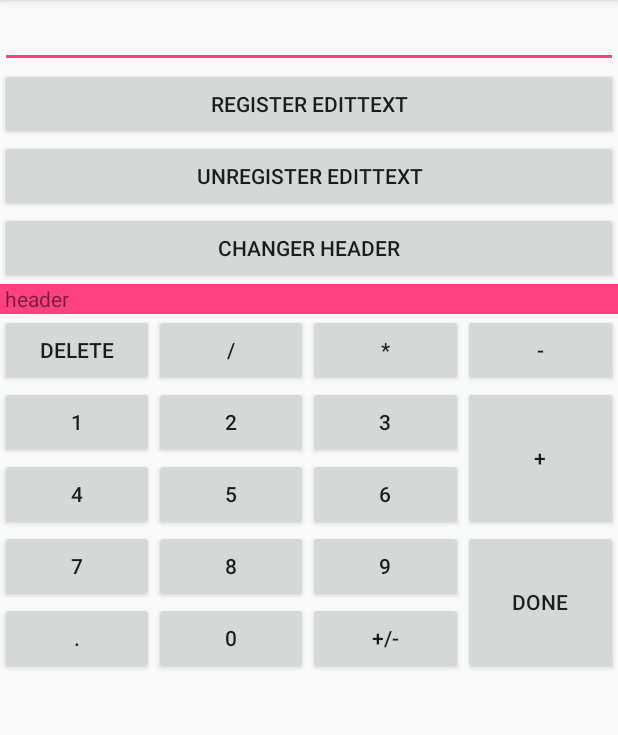
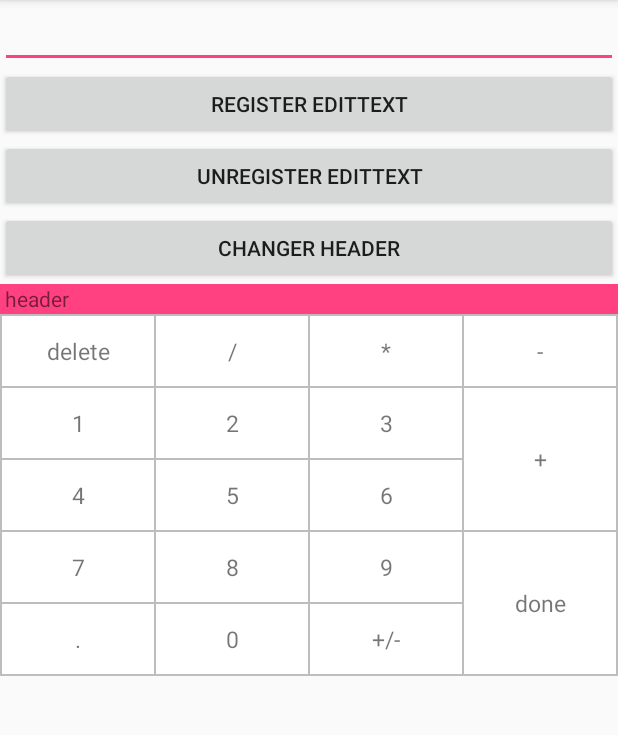
Before and after one commit to qsxs/CalculatorInputMethod, an Android app: the screen it shows after launch (MainActivity), on a phone screen of 412 x 824 dp, the part 84-819 px from its top. Run offline under Robolectric (Android 15) with nearby library versions, the phone set to English and light mode, and no system bars.

Commit message:
bottomSheet模式下增加默认显示与否支持。 布局改为GridLayout

```diff
--- a/app/build.gradle
+++ b/app/build.gradle
@@ -24,12 +24,9 @@ android {
 
 dependencies {
     implementation fileTree(include: ['*.jar'], dir: 'libs')
-    implementation "org.jetbrains.kotlin:kotlin-stdlib-jdk8:$kotlin_version"
-    implementation 'com.android.support:appcompat-v7:27.1.1'
-    implementation 'com.android.support.constraint:constraint-layout:1.0.2'
+    implementation "org.jetbrains.kotlin:kotlin-stdlib-jdk7:$kotlin_version"
     testImplementation 'junit:junit:4.12'
     androidTestImplementation 'com.android.support.test:runner:1.0.1'
     androidTestImplementation 'com.android.support.test.espresso:espresso-core:3.0.1'
-    implementation 'com.android.support:design:27.1.1'
     implementation project(':library')
 }
--- a/app/src/main/res/layout/activity_bottom_sheet.xml
+++ b/app/src/main/res/layout/activity_bottom_sheet.xml
@@ -48,6 +48,7 @@
         android:background="@color/design_bottom_navigation_shadow_color"
         app:header="@layout/header"
         app:hideable="false"
+        app:show="true"
         tools:behavior_peekHeight="200dp" />
     <!--app:layout_behavior="@string/bottom_sheet_behavior"-->
     <!--tools:behavior_peekHeight="200dp" />-->
--- a/library/src/main/java/com/lihb/library/KeyBoardView.kt
+++ b/library/src/main/java/com/lihb/library/KeyBoardView.kt
@@ -14,9 +14,9 @@ import android.text.TextUtils
 import android.util.AttributeSet
 import android.view.*
 import android.view.View.OnClickListener
-import android.widget.Button
 import android.widget.EditText
 import android.widget.LinearLayout
+import android.widget.TextView
 import com.lihb.library.util.CalculatorUtil
 
 
@@ -28,6 +28,7 @@ open class KeyBoardView : LinearLayout {
     private var onButtonClickListener: OnButtonClickListener? = null
     private var behavior: BottomSheetBehavior<KeyBoardView>? = null
     private var hideable: Boolean = false
+    private var show: Boolean = false
 
     enum class Action {
         DELETE,
@@ -132,6 +133,7 @@ open class KeyBoardView : LinearLayout {
         init(context, attrs)
     }
 
+    @RequiresApi(Build.VERSION_CODES.HONEYCOMB)
     constructor(context: Context, attrs: AttributeSet, defStyleAttr: Int) : super(context, attrs, defStyleAttr) {
         init(context, attrs)
     }
@@ -151,6 +153,11 @@ open class KeyBoardView : LinearLayout {
         super.onLayout(changed, l, t, r, b)
         //这里最早得知headerView的高度
         initPeekHeight()
+        if (show) {
+            behavior?.state = BottomSheetBehavior.STATE_EXPANDED
+        } else {
+            behavior?.state = BottomSheetBehavior.STATE_COLLAPSED
+        }
     }
 
 
@@ -160,6 +167,7 @@ open class KeyBoardView : LinearLayout {
             val a = context.obtainStyledAttributes(attrs, R.styleable.KeyBoardView, 0, 0)
             val header = a.getResourceId(R.styleable.KeyBoardView_header, 0)
             hideable = a.getBoolean(R.styleable.KeyBoardView_hideable, false)
+            show = a.getBoolean(R.styleable.KeyBoardView_show, false)
             a.recycle()
 
             setHeaderView(header)
@@ -168,13 +176,26 @@ open class KeyBoardView : LinearLayout {
         contentView = LayoutInflater.from(context).inflate(R.layout.view_keyboard, this, false)
         addView(contentView)
         initViews()
+
+//        var textView = contentView?.findViewById<TextView>(R.id.delete)
+//        val html = "<img src='" + R.drawable.keyboard_delete + "'/>"
+//        val reslut = Html.fromHtml(html, Html.ImageGetter { s ->
+//            //获取资源ID
+//            val resId = Integer.parseInt(s)
+//            //装载图像资源
+//            val drawable = resources.getDrawable(resId)
+//            //设置图像按原始大小显示
+//            drawable.setBounds(0, 0, drawable.intrinsicWidth, drawable.intrinsicHeight)
+//            drawable
+//        }, null)
+//        textView?.text = reslut
     }
 
     private fun initViews() {
-        val buttons = ArrayList<Button>()
-        getButtons(contentView as ViewGroup, buttons)
+        val buttons = ArrayList<TextView>()
+        getTextViews(contentView as ViewGroup, buttons)
         val onClickListener = OnClickListener {
-            onButtonClick(it as Button)
+            onButtonClick(it)
             onButtonClickListener?.onButtonClick(it)
         }
         for (button in buttons) {
@@ -214,7 +235,7 @@ open class KeyBoardView : LinearLayout {
         behavior?.peekHeight = if (hideable) 0 else height
     }
 
-    private fun onButtonClick(button: Button) {
+    private fun onButtonClick(button: View) {
         when (button.id) {
             R.id.done -> doAction(Action.DONE, button)
             R.id.add -> doAction(Action.ADD, button)
@@ -224,7 +245,7 @@ open class KeyBoardView : LinearLayout {
             R.id.decimal -> onDecimalClick(button)
             R.id.opposite -> onOppositeClick(button)
             else ->
-                editText?.text?.insert(editText!!.selectionStart, button.text)
+                editText?.text?.insert(editText!!.selectionStart, (button as TextView).text)
 
         }
     }
@@ -232,7 +253,7 @@ open class KeyBoardView : LinearLayout {
     /**
      * 点击取反
      */
-    private fun onOppositeClick(button: Button) {
+    private fun onOppositeClick(button: View) {
         val text = editText?.text
         val s =
                 when {
@@ -248,7 +269,7 @@ open class KeyBoardView : LinearLayout {
     /**
      * 点击小数点
      */
-    private fun onDecimalClick(button: Button) {
+    private fun onDecimalClick(button: View) {
         // 在光标之后加入字符
         val text = editText?.text
         val finalString: String
@@ -284,7 +305,8 @@ open class KeyBoardView : LinearLayout {
         editText?.setSelection(editText!!.text.length)
     }
 
-    private fun doAction(action: Action, button: Button) {
+    private fun doAction(action: Action, button: View) {
+        button as TextView
         val text = editText?.text
         if (TextUtils.isEmpty(text)) {
             if (button.text.contains("-")) {
@@ -374,18 +396,18 @@ open class KeyBoardView : LinearLayout {
     /**
      * 获取viewGroup下所有button
      */
-    private fun getButtons(viewGroup: ViewGroup?, buttons: MutableList<Button>) {
+    private fun getTextViews(viewGroup: ViewGroup?, buttons: MutableList<TextView>) {
         if (viewGroup == null) {
             return
         }
         val count = viewGroup.childCount
         for (i in 0 until count) {
             val view = viewGroup.getChildAt(i)
-            if (view is Button) { // 若是Button记录下
+            if (view is TextView) { // 若是Button记录下
                 buttons.add(view)
             } else if (view is ViewGroup) {
                 // 若是布局控件（LinearLayout或RelativeLayout）,继续查询子View
-                this.getButtons(view, buttons)
+                this.getTextViews(view, buttons)
             }
         }
     }
--- a/library/src/main/java/com/lihb/library/OnButtonClickListener.kt
+++ b/library/src/main/java/com/lihb/library/OnButtonClickListener.kt
@@ -1,7 +1,7 @@
 package com.lihb.library
 
-import android.widget.Button
+import android.view.View
 
 interface OnButtonClickListener {
-    fun onButtonClick(view: Button)
+    fun onButtonClick(view: View)
 }
--- /dev/null
+++ b/library/src/main/res/drawable/keyboard_key_bg.xml
@@ -0,0 +1,15 @@
+<?xml version="1.0" encoding="utf-8"?>
+<selector xmlns:android="http://schemas.android.com/apk/res/android">
+    <item android:state_pressed="false">
+        <shape android:shape="rectangle">
+            <solid android:color="#FFFFFF" />
+            <stroke android:width="0.2dp" android:color="#BDBDBD" />
+        </shape>
+    </item>
+    <item android:state_pressed="true">
+        <shape android:shape="rectangle">
+            <solid android:color="#F5F5F5" />
+        </shape>
+    </item>
+
+</selector>
--- /dev/null
+++ b/library/src/main/res/drawable/shape_bdbdbd.xml
@@ -0,0 +1,8 @@
+<?xml version="1.0" encoding="utf-8"?>
+<shape xmlns:android="http://schemas.android.com/apk/res/android"
+    android:shape="rectangle">
+    <solid android:color="#FFFFFF" />
+    <stroke
+        android:width="0.2dp"
+        android:color="#BDBDBD" />
+</shape>
--- a/library/src/main/res/layout/view_keyboard.xml
+++ b/library/src/main/res/layout/view_keyboard.xml
@@ -1,167 +1,178 @@
 <?xml version="1.0" encoding="utf-8"?><!--键盘主体布局 包括title和键盘区container-->
-<LinearLayout xmlns:android="http://schemas.android.com/apk/res/android"
+<android.support.v7.widget.GridLayout xmlns:android="http://schemas.android.com/apk/res/android"
+    xmlns:app="http://schemas.android.com/apk/res-auto"
     xmlns:tools="http://schemas.android.com/tools"
-    xmlns:app="http://schemas.android.com/apk/res-auto"
     android:id="@+id/cll_keyboard_parent"
     android:layout_width="match_parent"
     android:layout_height="wrap_content"
-    android:orientation="horizontal"
-    android:baselineAligned="false">
+    android:background="@drawable/shape_bdbdbd"
+    app:alignmentMode="alignMargins"
+    android:padding="0.2dp">
 
-    <LinearLayout
-        android:layout_width="0dp"
-        android:layout_height="match_parent"
-        android:layout_weight="1"
-        android:orientation="vertical">
+    <TextView
+        android:id="@+id/delete"
+        style="@style/keyboard_TextView"
+        android:text="delete"
+        app:layout_column="0"
+        app:layout_columnWeight="1"
+        app:layout_row="0"
+        app:layout_rowWeight="1" />
 
-        <Button
-            android:id="@+id/delete"
-            android:layout_width="match_parent"
-            android:layout_height="0dp"
-            android:layout_weight="1"
-            android:text="delete" />
+    <TextView
+        android:id="@+id/btn1"
+        style="@style/keyboard_TextView"
+        android:text="1"
+        app:layout_column="0"
+        app:layout_columnWeight="1"
+        app:layout_row="1"
+        app:layout_rowWeight="1" />
 
-        <Button
-            android:id="@+id/btn1"
-            android:layout_width="match_parent"
-            android:layout_height="0dp"
-            android:layout_weight="1"
-            android:text="1" />
+    <TextView
+        android:id="@+id/btn4"
+        style="@style/keyboard_TextView"
+        android:text="4"
+        app:layout_column="0"
+        app:layout_columnWeight="1"
+        app:layout_row="2"
+        app:layout_rowWeight="1" />
 
-        <Button
-            android:id="@+id/btn4"
-            android:layout_width="match_parent"
-            android:layout_height="0dp"
-            android:layout_weight="1"
-            android:text="4" />
+    <TextView
+        android:id="@+id/btn7"
+        style="@style/keyboard_TextView"
+        android:text="7"
+        app:layout_column="0"
+        app:layout_columnWeight="1"
+        app:layout_row="3"
+        app:layout_rowWeight="1" />
 
-        <Button
-            android:id="@+id/btn7"
-            android:layout_width="match_parent"
-            android:layout_height="0dp"
-            android:layout_weight="1"
-            android:text="7" />
-
-        <Button
-            android:id="@+id/decimal"
-            android:layout_width="match_parent"
-            android:layout_height="0dp"
-            android:layout_weight="1"
-            android:text="." />
-    </LinearLayout>
-
-    <LinearLayout
-        android:layout_width="0dp"
-        android:layout_height="match_parent"
-        android:layout_weight="1"
-        android:orientation="vertical">
-
-        <Button
-            android:id="@+id/divide"
-            android:layout_width="match_parent"
-            android:layout_height="0dp"
-            android:layout_weight="1"
-            android:text="/" />
-
-        <Button
-            android:id="@+id/btn2"
-            android:layout_width="match_parent"
-            android:layout_height="0dp"
-            android:layout_weight="1"
-            android:text="2" />
-
-        <Button
-            android:id="@+id/btn5"
-            android:layout_width="match_parent"
-            android:layout_height="0dp"
-            android:layout_weight="1"
-            android:text="5" />
-
-        <Button
-            android:id="@+id/btn8"
-            android:layout_width="match_parent"
-            android:layout_height="0dp"
-            android:layout_weight="1"
-            android:text="8" />
-
-        <Button
-            android:id="@+id/btn0"
-            android:layout_width="match_parent"
-            android:layout_height="0dp"
-            android:layout_weight="1"
-            android:text="0" />
-    </LinearLayout>
-
-    <LinearLayout
-        android:layout_width="0dp"
-        android:layout_height="match_parent"
-        android:layout_weight="1"
-        android:orientation="vertical">
-
-        <Button
-            android:id="@+id/multiply"
-            android:layout_width="match_parent"
-            android:layout_height="0dp"
-            android:layout_weight="1"
-            android:text="*" />
-
-        <Button
-            android:id="@+id/btn3"
-            android:layout_width="match_parent"
-            android:layout_height="0dp"
-            android:layout_weight="1"
-            android:text="3" />
-
-        <Button
-            android:id="@+id/btn6"
-            android:layout_width="match_parent"
-            android:layout_height="0dp"
-            android:layout_weight="1"
-            android:text="6" />
-
-        <Button
-            android:id="@+id/btn9"
-            android:layout_width="match_parent"
-            android:layout_height="0dp"
-            android:layout_weight="1"
-            android:text="9" />
-
-        <Button
-            android:id="@+id/opposite"
-            android:layout_width="match_parent"
-            android:layout_height="0dp"
-            android:layout_weight="1"
-            android:text="+/-" />
-    </LinearLayout>
-
-    <LinearLayout
-        android:layout_width="0dp"
-        android:layout_height="match_parent"
-        android:layout_weight="1"
-        android:orientation="vertical">
-
-        <Button
-            android:id="@+id/subtract"
-            android:layout_width="match_parent"
-            android:layout_height="0dp"
-            android:layout_weight="1"
-            android:text="-" />
-
-        <Button
-            android:id="@+id/add"
-            android:layout_width="match_parent"
-            android:layout_height="0dp"
-            android:layout_weight="2"
-            android:text="+" />
+    <TextView
+        android:id="@+id/decimal"
+        style="@style/keyboard_TextView"
+        android:text="."
+        app:layout_column="0"
+        app:layout_columnWeight="1"
+        app:layout_row="4"
+        app:layout_rowWeight="1" />
 
 
-        <Button
-            android:id="@+id/done"
-            android:layout_width="match_parent"
-            android:layout_height="0dp"
-            android:layout_weight="2"
-            android:text="done" />
+    <TextView
+        android:id="@+id/divide"
+        style="@style/keyboard_TextView"
+        android:text="/"
+        app:layout_column="1"
+        app:layout_columnWeight="1"
+        app:layout_row="0"
+        app:layout_rowWeight="1" />
 
-    </LinearLayout>
+    <TextView
+        android:id="@+id/btn2"
+        style="@style/keyboard_TextView"
+        android:text="2"
+        app:layout_column="1"
+        app:layout_columnWeight="1"
+        app:layout_row="1"
+        app:layout_rowWeight="1" />
 
-</LinearLayout>
+    <TextView
+        android:id="@+id/btn5"
+        style="@style/keyboard_TextView"
+        android:text="5"
+        app:layout_column="1"
+        app:layout_columnWeight="1"
+        app:layout_row="2"
+        app:layout_rowWeight="1" />
+
+    <TextView
+        android:id="@+id/btn8"
+        style="@style/keyboard_TextView"
+        android:text="8"
+        app:layout_column="1"
+        app:layout_columnWeight="1"
+        app:layout_row="3"
+        app:layout_rowWeight="1" />
+
+    <TextView
+        android:id="@+id/btn0"
+        style="@style/keyboard_TextView"
+        android:text="0"
+        app:layout_column="1"
+        app:layout_columnWeight="1"
+        app:layout_row="4"
+        app:layout_rowWeight="1" />
+
+    <TextView
+        android:id="@+id/multiply"
+        style="@style/keyboard_TextView"
+        android:text="*"
+        app:layout_column="2"
+        app:layout_columnWeight="1"
+        app:layout_row="0"
+        app:layout_rowWeight="1" />
+
+    <TextView
+        android:id="@+id/btn3"
+        style="@style/keyboard_TextView"
+        android:text="3"
+        app:layout_column="2"
+        app:layout_columnWeight="1"
+        app:layout_row="1"
+        app:layout_rowWeight="1" />
+
+    <TextView
+        android:id="@+id/btn6"
+        style="@style/keyboard_TextView"
+        android:text="6"
+        app:layout_column="2"
+        app:layout_columnWeight="1"
+        app:layout_row="2"
+        app:layout_rowWeight="1" />
+
+    <TextView
+        android:id="@+id/btn9"
+        style="@style/keyboard_TextView"
+        android:text="9"
+        app:layout_column="2"
+        app:layout_columnWeight="1"
+        app:layout_row="3"
+        app:layout_rowWeight="1" />
+
+    <TextView
+        android:id="@+id/opposite"
+        style="@style/keyboard_TextView"
+        android:text="+/-"
+        app:layout_column="2"
+        app:layout_columnWeight="1"
+        app:layout_row="4"
+        app:layout_rowWeight="1" />
+
+    <TextView
+        android:id="@+id/subtract"
+        style="@style/keyboard_TextView"
+        android:text="-"
+        app:layout_column="3"
+        app:layout_columnWeight="1"
+        app:layout_row="0"
+        app:layout_rowWeight="1" />
+
+    <TextView
+        android:id="@+id/add"
+        style="@style/keyboard_TextView"
+        android:text="+"
+        app:layout_column="3"
+        app:layout_columnWeight="1"
+        app:layout_row="1"
+        app:layout_rowSpan="2"
+        app:layout_rowWeight="1" />
+
+    <TextView
+        android:id="@+id/done"
+        style="@style/keyboard_TextView"
+        android:text="done"
+        app:layout_column="3"
+        app:layout_columnWeight="1"
+        app:layout_row="3"
+        app:layout_rowSpan="2"
+        app:layout_rowWeight="1" />
+
+
+</android.support.v7.widget.GridLayout>
--- a/library/src/main/res/values/attr.xml
+++ b/library/src/main/res/values/attr.xml
@@ -3,6 +3,7 @@
     <declare-styleable name="KeyBoardView">
         <attr name="header" format="reference" />
         <attr name="hideable" format="boolean" />
+        <attr name="show" format="boolean" />
     </declare-styleable>
 
 </resources>
--- a/library/src/main/res/values/styles.xml
+++ b/library/src/main/res/values/styles.xml
@@ -4,4 +4,12 @@
         <item name="android:windowEnterAnimation">@anim/keyboard_in</item>
         <item name="android:windowExitAnimation">@anim/keyboard_out</item>
     </style>
+
+    <style name="keyboard_TextView">
+        <item name="android:background">@drawable/keyboard_key_bg</item>
+        <item name="android:layout_width">0dp</item>
+        <item name="android:layout_height">48dp</item>
+        <item name="android:gravity">center</item>
+        <item name="android:textSize">15sp</item>
+    </style>
 </resources>
```
Also changed, not shown: library/build.gradle (+5 -4 lines), library/src/main/res/drawable-xxhdpi/keyboard_delete.png (added).
